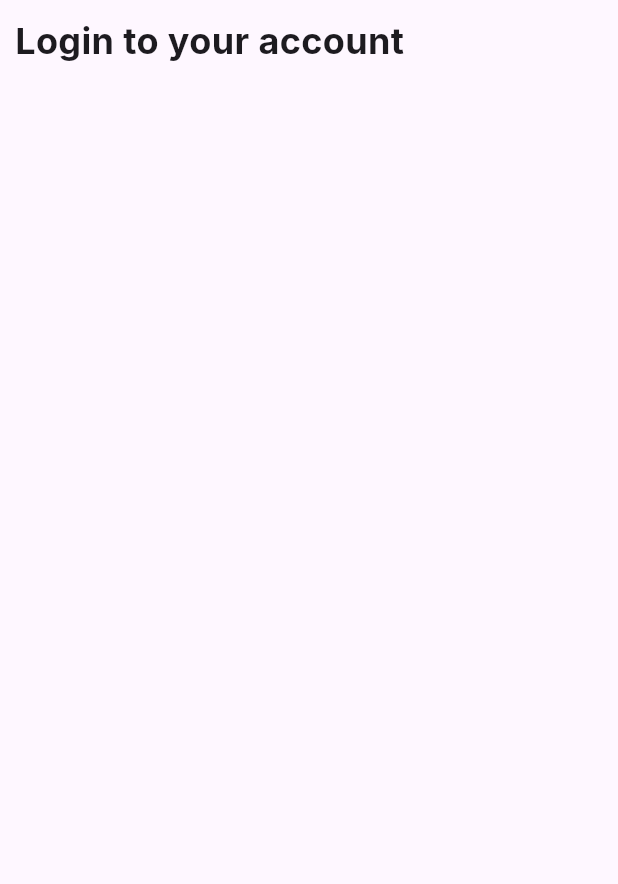
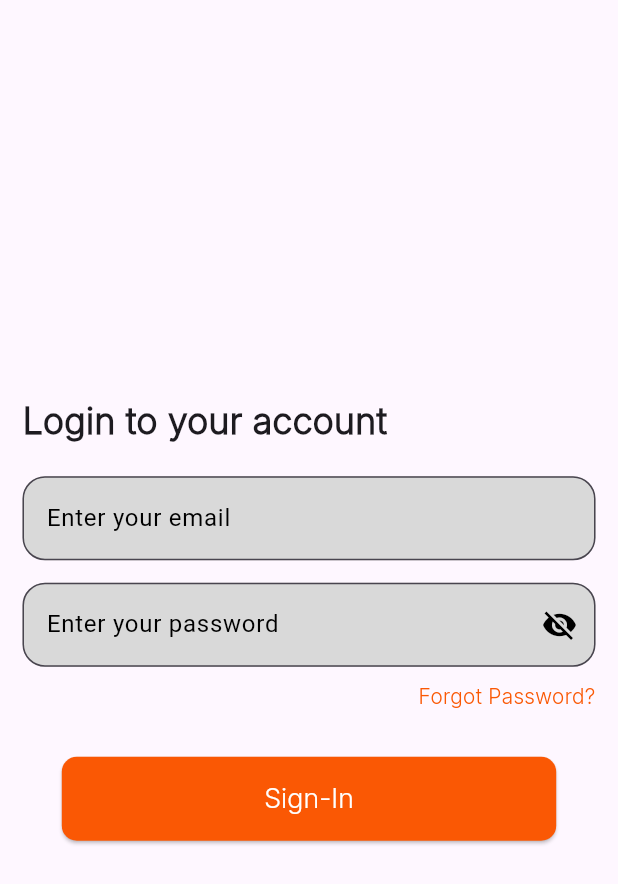
Before and after one commit to AakashShahi/KaamMaa, a Flutter app: the screen it shows after launch, on a phone screen of 412 x 824 dp. Shown: the top 884 px of the screen. Run offline on Flutter 3.47's test engine with Material 3 defaults, Android fonts, the phone set to English and light mode, and no system bars.

Commit message:
login view design

```diff
--- a/dev/kaammaa/lib/view/loginview.dart
+++ b/dev/kaammaa/lib/view/loginview.dart
@@ -1,23 +1,124 @@
 import 'package:flutter/material.dart';
 
-class Loginview extends StatelessWidget {
+class Loginview extends StatefulWidget {
   const Loginview({super.key});
+
+  @override
+  State<Loginview> createState() => _LoginviewState();
+}
+
+class _LoginviewState extends State<Loginview> {
+  final _formKey = GlobalKey<FormState>();
+  bool _obscurePassword = true;
 
   @override
   Widget build(BuildContext context) {
     return Scaffold(
       body: SafeArea(
+        child: Center(
           child: Padding(
-          padding: EdgeInsets.all(10),
+            padding: const EdgeInsets.all(15),
             child: SingleChildScrollView(
+              child: Form(
+                key: _formKey,
                 child: Column(
+                  crossAxisAlignment: CrossAxisAlignment.start,
                   children: [
                     Text(
                       "Login to your account",
-                  style: TextStyle(
-                    fontWeight: FontWeight.bold,
+                      style: const TextStyle(
                         fontSize: 24,
                         fontFamily: "Inter",
+                        fontWeight: FontWeight.bold,
+                      ),
+                    ),
+                    const SizedBox(height: 20),
+                    TextFormField(
+                      decoration: InputDecoration(
+                        labelText: "Enter your email",
+                        labelStyle: const TextStyle(color: Colors.black),
+                        filled: true,
+                        fillColor: const Color(0xFFD9D9D9),
+                        border: OutlineInputBorder(
+                          borderRadius: BorderRadius.circular(15),
+                        ),
+                        focusedBorder: OutlineInputBorder(
+                          borderRadius: BorderRadius.circular(15),
+                          borderSide: const BorderSide(
+                            color: Color(0xFFFA5804),
+                            width: 1.5,
+                          ),
+                        ),
+                      ),
+                    ),
+                    const SizedBox(height: 15),
+                    TextFormField(
+                      obscureText: _obscurePassword,
+                      decoration: InputDecoration(
+                        labelText: "Enter your password",
+                        labelStyle: const TextStyle(color: Colors.black),
+                        filled: true,
+                        fillColor: const Color(0xFFD9D9D9),
+                        border: OutlineInputBorder(
+                          borderRadius: BorderRadius.circular(15),
+                        ),
+                        focusedBorder: OutlineInputBorder(
+                          borderRadius: BorderRadius.circular(15),
+                          borderSide: const BorderSide(
+                            color: Color(0xFFFA5804),
+                            width: 1.5,
+                          ),
+                        ),
+                        suffixIcon: IconButton(
+                          icon: Icon(
+                            _obscurePassword
+                                ? Icons.visibility_off
+                                : Icons.visibility,
+                            color: Colors.black,
+                          ),
+                          onPressed: () {
+                            setState(() {
+                              _obscurePassword = !_obscurePassword;
+                            });
+                          },
+                        ),
+                      ),
+                    ),
+                    const SizedBox(height: 10),
+                    Align(
+                      alignment: Alignment.centerRight,
+                      child: Text(
+                        "Forgot Password?",
+                        style: TextStyle(
+                          fontFamily: "Inter",
+                          color: Color(0xFFFA5804),
+                        ),
+                      ),
+                    ),
+                    const SizedBox(height: 30),
+                    Center(
+                      child: SizedBox(
+                        width: MediaQuery.of(context).size.width * 0.8,
+                        child: ElevatedButton(
+                          style: ElevatedButton.styleFrom(
+                            backgroundColor: const Color(0xFFFA5804),
+                            shape: RoundedRectangleBorder(
+                              borderRadius: BorderRadius.circular(10),
+                            ),
+                            padding: const EdgeInsets.symmetric(vertical: 15),
+                          ),
+                          onPressed: () {
+                            // Add login logic here
+                          },
+                          child: const Text(
+                            "Sign-In",
+                            style: TextStyle(
+                              color: Colors.white,
+                              fontFamily: "Inter",
+                              fontSize: 18,
+                            ),
+                          ),
+                        ),
                       ),
                     ),
                   ],
@@ -25,6 +126,8 @@ class Loginview extends StatelessWidget {
               ),
             ),
           ),
+        ),
+      ),
     );
   }
 }
--- a/dev/kaammaa/pubspec.yaml
+++ b/dev/kaammaa/pubspec.yaml
@@ -59,8 +59,7 @@ flutter:
   fonts:
     - family: Inter
       fonts:
-        - asset: assets/fonts/Inter_18pt-Black.ttf
-          weight: 700
+        - asset: assets/fonts/Inter_18pt-Light.ttf
 
   # To add assets to your application, add an assets section, like this:
   # assets:
```
Lines whose indentation alone changed are shown as unchanged.
